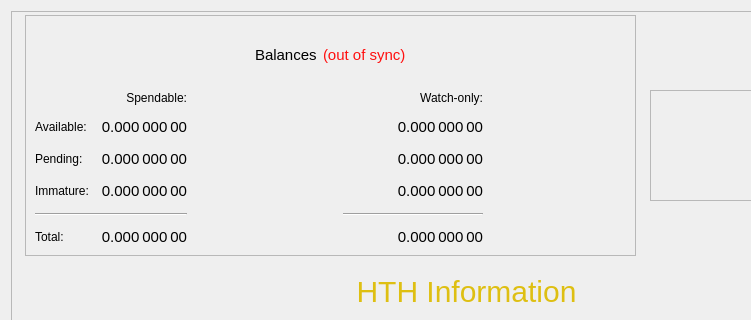
HTHcoin/helpthehomelesscoin, file src/qt/forms/overviewpage.ui: the form before one commit; both pictures show x 0 to 751 and y 0 to 320 of the 1000 by 667 pixel window.
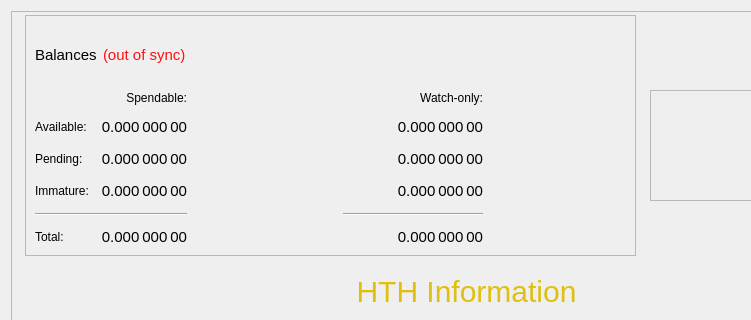
The form after the commit.

Commit message:
Removed Unneeded Spacer
Removed unneeded spacer

```diff
--- a/src/qt/forms/overviewpage.ui
+++ b/src/qt/forms/overviewpage.ui
@@ -540,19 +540,6 @@
       <layout class="QVBoxLayout" name="verticalLayout_4">
        <item>
         <layout class="QHBoxLayout" name="horizontalLayout_4">
-         <item>
-          <spacer name="horizontalSpacer_8">
-           <property name="orientation">
-            <enum>Qt::Horizontal</enum>
-           </property>
-           <property name="sizeHint" stdset="0">
-            <size>
-             <width>40</width>
-             <height>20</height>
-            </size>
-           </property>
-          </spacer>
-         </item>
          <item>
           <widget class="QLabel" name="label_5">
            <property name="font">
```
